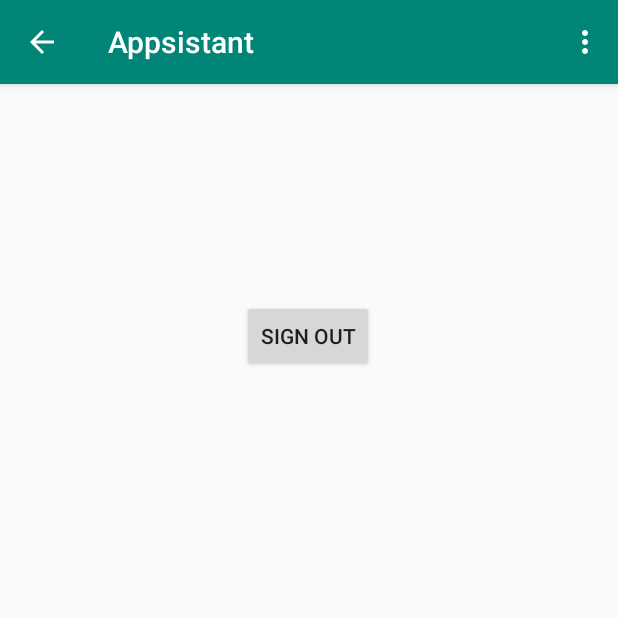
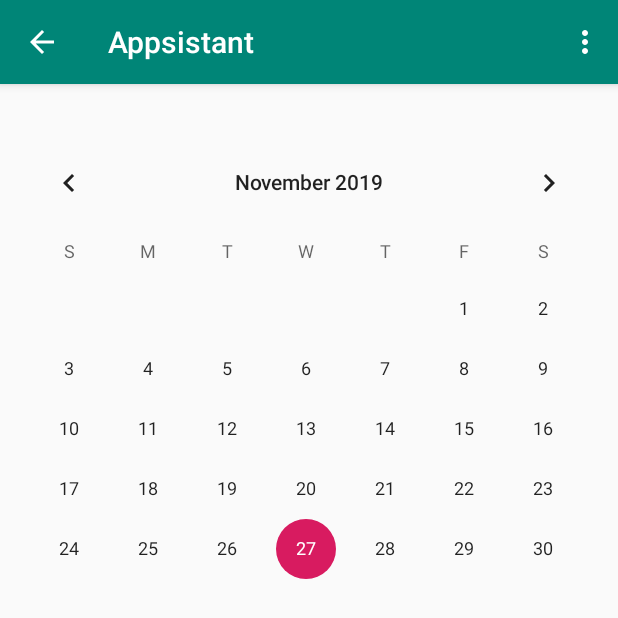
Before and after one commit to jedrekszor/Appsistant, an Android app: the screen it shows after launch once a user with an empty profile is signed in (Main), on a phone screen of 412 x 824 dp. Shown: the top 618 px of the screen. Run offline under Robolectric (Android 15) with nearby library versions, the phone set to English and light mode, and no system bars; our stand-ins replace Firebase (no records; nobody signed in at launch, a user with empty details on screens opened directly).

Commit message:
sign in, sign out, calendar

```diff
--- a/app/src/main/java/com/cloud/appsistant/Main.java
+++ b/app/src/main/java/com/cloud/appsistant/Main.java
@@ -1,23 +1,36 @@
 package com.cloud.appsistant;
 
+import androidx.annotation.NonNull;
 import androidx.appcompat.app.AppCompatActivity;
 import androidx.appcompat.widget.Toolbar;
 
+import android.content.Intent;
 import android.os.Bundle;
 import android.view.Menu;
 import android.view.MenuItem;
 
+import com.google.android.gms.auth.api.signin.GoogleSignIn;
+import com.google.android.gms.auth.api.signin.GoogleSignInClient;
+import com.google.android.gms.auth.api.signin.GoogleSignInOptions;
+import com.google.android.gms.tasks.OnCompleteListener;
+import com.google.android.gms.tasks.Task;
+import com.google.firebase.auth.FirebaseAuth;
+
 public class Main extends AppCompatActivity {
 
-
+    GoogleSignInClient mGoogleSignInClient;
 
     @Override
     protected void onCreate(Bundle savedInstanceState) {
         super.onCreate(savedInstanceState);
         setContentView(R.layout.main);
 
-//        Toolbar toolbar = findViewById(R.id.toolbar);
-//        setSupportActionBar(toolbar);
+        GoogleSignInOptions gso = new GoogleSignInOptions.Builder(GoogleSignInOptions.DEFAULT_SIGN_IN)
+                .requestIdToken(getString(R.string.default_web_client_id))
+                .requestEmail()
+                .build();
+
+        mGoogleSignInClient = GoogleSignIn.getClient(this, gso);
     }
 
     @Override
@@ -29,15 +42,29 @@ public class Main extends AppCompatActivity {
 
     @Override
     public boolean onOptionsItemSelected(MenuItem item) {
-        // Handle action bar item clicks here. The action bar will
-        // automatically handle clicks on the Home/Up button, so long
-        // as you specify a parent activity in AndroidManifest.xml.
         int id = item.getItemId();
 
-        //noinspection SimplifiableIfStatement
         if (id == R.id.action_settings) {
+            signOut();
             return true;
         }
         return super.onOptionsItemSelected(item);
     }
+
+    private void signOut() {
+        FirebaseAuth.getInstance().signOut();
+        mGoogleSignInClient.signOut().addOnCompleteListener(this,
+                new OnCompleteListener<Void>() {
+                    @Override
+                    public void onComplete(@NonNull Task<Void> task) {
+                        goBack();
+                    }
+                });
+    }
+
+    private void goBack() {
+        Intent logged = new Intent(Main.this, SignIn.class);
+        startActivity(logged);
+        finish();
+    }
 }
--- a/app/src/main/java/com/cloud/appsistant/SignIn.java
+++ b/app/src/main/java/com/cloud/appsistant/SignIn.java
@@ -29,7 +29,6 @@ public class SignIn extends AppCompatActivity implements View.OnClickListener{
 
     private FirebaseAuth mAuth;
     private SignInButton sign;
-    private Button signOutButton;
     GoogleSignInClient mGoogleSignInClient;
     private static final int RC_SIGN_IN = 9001;
     private static final String TAG = "SignInActivity";
@@ -40,9 +39,7 @@ public class SignIn extends AppCompatActivity implements View.OnClickListener{
         setContentView(R.layout.sign_in);
 
         sign = findViewById(R.id.sign_in_button);
-        signOutButton = findViewById(R.id.sign_out_button);
         sign.setOnClickListener(this);
-        signOutButton.setOnClickListener(this);
 
         GoogleSignInOptions gso = new GoogleSignInOptions.Builder(GoogleSignInOptions.DEFAULT_SIGN_IN)
                 .requestIdToken(getString(R.string.default_web_client_id))
@@ -66,12 +63,8 @@ public class SignIn extends AppCompatActivity implements View.OnClickListener{
 
     private void updateUI(FirebaseUser user) {
         if(user == null) {
-            sign.setEnabled(true);
-            signOutButton.setEnabled(false);
         }
         else {
-            sign.setEnabled(false);
-            signOutButton.setEnabled(true);
             proceed();
         }
     }
@@ -134,10 +127,6 @@ public class SignIn extends AppCompatActivity implements View.OnClickListener{
                 signIn();
                 break;
             }
-            case R.id.sign_out_button: {
-                signOut();
-                break;
-            }
         }
     }
 
--- a/app/src/main/res/layout/main.xml
+++ b/app/src/main/res/layout/main.xml
@@ -10,17 +10,15 @@
         android:layout_width="match_parent"
         android:layout_height="match_parent">
 
-        <Button
-            android:id="@+id/sign_out_button"
-            android:layout_width="wrap_content"
+        <CalendarView
+            android:id="@+id/calendarView"
+            android:layout_width="0dp"
             android:layout_height="wrap_content"
-            android:text="Sign out"
-            app:layout_constraintBottom_toBottomOf="parent"
+            android:layout_marginTop="32dp"
             app:layout_constraintEnd_toEndOf="parent"
-            app:layout_constraintHorizontal_bias="0.498"
             app:layout_constraintStart_toStartOf="parent"
-            app:layout_constraintTop_toTopOf="parent"
-            app:layout_constraintVertical_bias="0.2" />
+            app:layout_constraintTop_toTopOf="parent" />
+
     </androidx.constraintlayout.widget.ConstraintLayout>
 
     <com.google.android.material.appbar.AppBarLayout
--- a/app/src/main/res/values/strings.xml
+++ b/app/src/main/res/values/strings.xml
@@ -1,5 +1,5 @@
 <resources>
     <string name="app_name">Appsistant</string>
-    <string name="action_settings">Settings</string>
+    <string name="action_settings">Sign out</string>
     <string name="title_activity_main2">Main2Activity</string>
 </resources>
```
